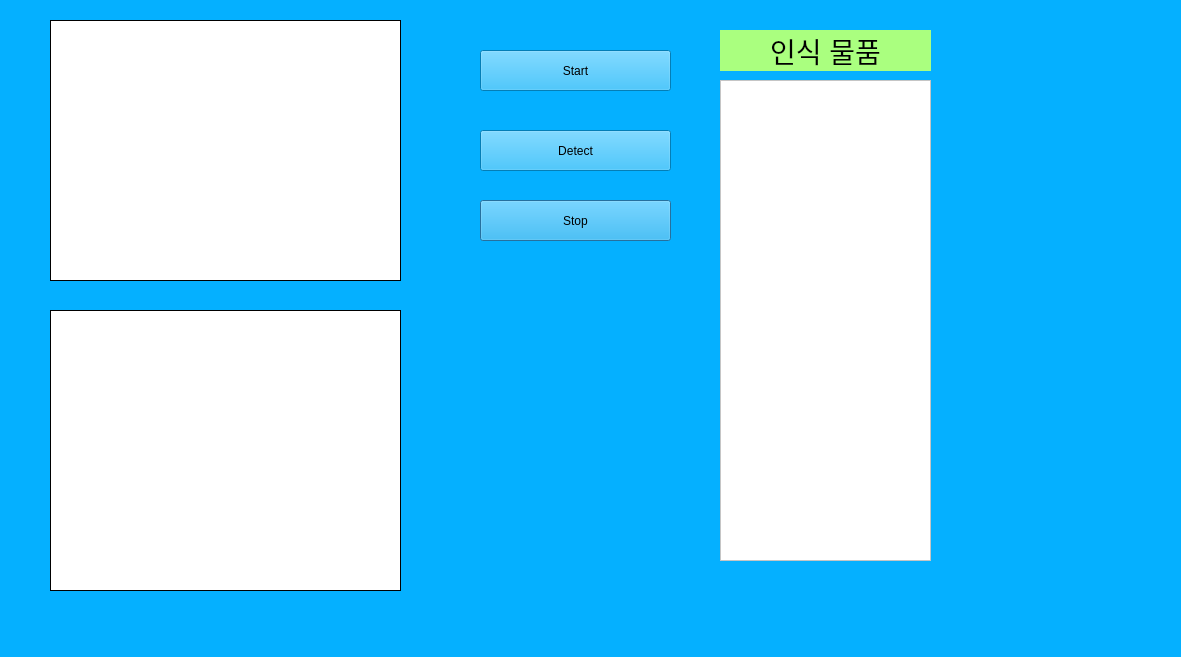
Above: GUI/fourth(detection).ui from star6973/unmanned-payment-system before the change. Below: the same form after it.
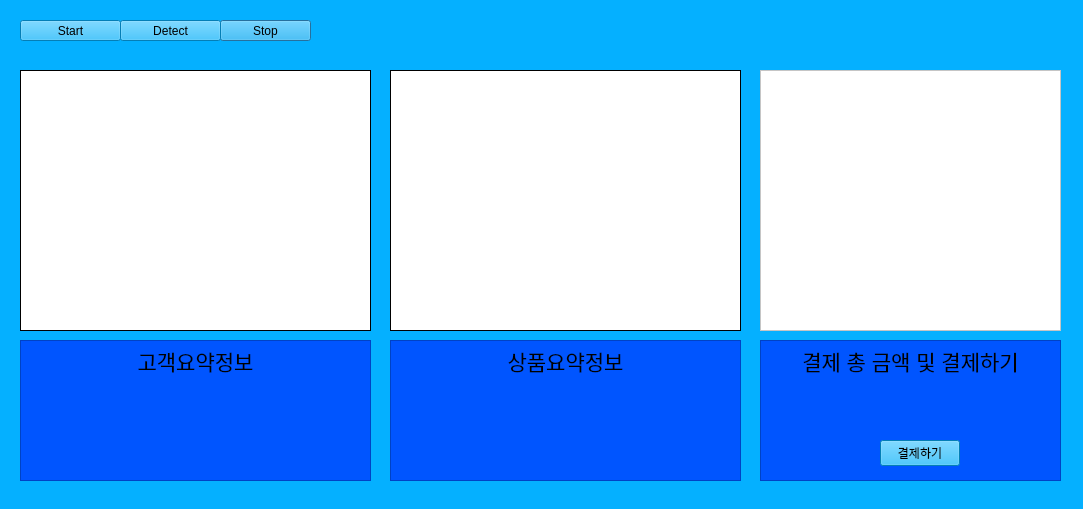
That is the form after the change.

```diff
--- a/GUI/fourth(detection).ui
+++ b/GUI/fourth(detection).ui
@@ -6,8 +6,8 @@
    <rect>
     <x>0</x>
     <y>0</y>
-    <width>1181</width>
-    <height>657</height>
+    <width>1083</width>
+    <height>509</height>
    </rect>
   </property>
   <property name="windowTitle">
@@ -19,8 +19,8 @@
   <widget class="QLabel" name="imgLabel">
    <property name="geometry">
     <rect>
-     <x>50</x>
-     <y>20</y>
+     <x>20</x>
+     <y>70</y>
      <width>351</width>
      <height>261</height>
     </rect>
@@ -38,10 +38,10 @@
   <widget class="QLabel" name="processedImgLabel">
    <property name="geometry">
     <rect>
-     <x>50</x>
-     <y>310</y>
+     <x>390</x>
+     <y>70</y>
      <width>351</width>
-     <height>281</height>
+     <height>261</height>
     </rect>
    </property>
    <property name="styleSheet">
@@ -54,26 +54,13 @@
     <string/>
    </property>
   </widget>
-  <widget class="QListWidget" name="listWidget">
-   <property name="geometry">
-    <rect>
-     <x>720</x>
-     <y>80</y>
-     <width>211</width>
-     <height>481</height>
-    </rect>
-   </property>
-   <property name="styleSheet">
-    <string notr="true">background-color: rgb(255, 255, 255);</string>
-   </property>
-  </widget>
   <widget class="QPushButton" name="stopButton">
    <property name="geometry">
     <rect>
-     <x>480</x>
-     <y>200</y>
-     <width>191</width>
-     <height>41</height>
+     <x>220</x>
+     <y>20</y>
+     <width>91</width>
+     <height>21</height>
     </rect>
    </property>
    <property name="styleSheet">
@@ -86,10 +73,10 @@
   <widget class="QPushButton" name="startButton">
    <property name="geometry">
     <rect>
-     <x>480</x>
-     <y>50</y>
-     <width>191</width>
-     <height>41</height>
+     <x>20</x>
+     <y>20</y>
+     <width>101</width>
+     <height>21</height>
     </rect>
    </property>
    <property name="styleSheet">
@@ -102,10 +89,10 @@
   <widget class="QPushButton" name="detectButton">
    <property name="geometry">
     <rect>
-     <x>480</x>
-     <y>130</y>
-     <width>191</width>
-     <height>41</height>
+     <x>120</x>
+     <y>20</y>
+     <width>101</width>
+     <height>21</height>
     </rect>
    </property>
    <property name="styleSheet">
@@ -115,28 +102,90 @@
     <string>Detect</string>
    </property>
   </widget>
-  <widget class="QLabel" name="label">
+  <widget class="QTextEdit" name="textEdit">
    <property name="geometry">
     <rect>
-     <x>720</x>
-     <y>30</y>
-     <width>211</width>
-     <height>41</height>
+     <x>20</x>
+     <y>340</y>
+     <width>351</width>
+     <height>141</height>
     </rect>
    </property>
-   <property name="font">
-    <font>
-     <pointsize>21</pointsize>
-    </font>
+   <property name="styleSheet">
+    <string notr="true">background-color: rgb(0, 85, 255);</string>
    </property>
+   <property name="html">
+    <string>&lt;!DOCTYPE HTML PUBLIC &quot;-//W3C//DTD HTML 4.0//EN&quot; &quot;http://www.w3.org/TR/REC-html40/strict.dtd&quot;&gt;
+&lt;html&gt;&lt;head&gt;&lt;meta name=&quot;qrichtext&quot; content=&quot;1&quot; /&gt;&lt;style type=&quot;text/css&quot;&gt;
+p, li { white-space: pre-wrap; }
+&lt;/style&gt;&lt;/head&gt;&lt;body style=&quot; font-family:'Sans Serif'; font-size:9pt; font-weight:400; font-style:normal;&quot;&gt;
+&lt;p align=&quot;center&quot; style=&quot; margin-top:0px; margin-bottom:0px; margin-left:0px; margin-right:0px; -qt-block-indent:0; text-indent:0px;&quot;&gt;&lt;span style=&quot; font-size:16pt;&quot;&gt;고객요약정보&lt;/span&gt;&lt;/p&gt;&lt;/body&gt;&lt;/html&gt;</string>
+   </property>
+  </widget>
+  <widget class="QTextEdit" name="textEdit_2">
+   <property name="geometry">
+    <rect>
+     <x>390</x>
+     <y>340</y>
+     <width>351</width>
+     <height>141</height>
+    </rect>
+   </property>
    <property name="styleSheet">
-    <string notr="true">background-color: rgb(170, 255, 127);</string>
+    <string notr="true">background-color: rgb(0, 85, 255);</string>
+   </property>
+   <property name="html">
+    <string>&lt;!DOCTYPE HTML PUBLIC &quot;-//W3C//DTD HTML 4.0//EN&quot; &quot;http://www.w3.org/TR/REC-html40/strict.dtd&quot;&gt;
+&lt;html&gt;&lt;head&gt;&lt;meta name=&quot;qrichtext&quot; content=&quot;1&quot; /&gt;&lt;style type=&quot;text/css&quot;&gt;
+p, li { white-space: pre-wrap; }
+&lt;/style&gt;&lt;/head&gt;&lt;body style=&quot; font-family:'Sans Serif'; font-size:9pt; font-weight:400; font-style:normal;&quot;&gt;
+&lt;p align=&quot;center&quot; style=&quot; margin-top:0px; margin-bottom:0px; margin-left:0px; margin-right:0px; -qt-block-indent:0; text-indent:0px;&quot;&gt;&lt;span style=&quot; font-size:16pt;&quot;&gt;상품요약정보&lt;/span&gt;&lt;/p&gt;&lt;/body&gt;&lt;/html&gt;</string>
+   </property>
+  </widget>
+  <widget class="QTableWidget" name="tableWidget">
+   <property name="geometry">
+    <rect>
+     <x>760</x>
+     <y>70</y>
+     <width>301</width>
+     <height>261</height>
+    </rect>
+   </property>
+   <property name="styleSheet">
+    <string notr="true">background-color: rgb(255, 255, 255);</string>
+   </property>
+  </widget>
+  <widget class="QTextEdit" name="textEdit_3">
+   <property name="geometry">
+    <rect>
+     <x>760</x>
+     <y>340</y>
+     <width>301</width>
+     <height>141</height>
+    </rect>
+   </property>
+   <property name="styleSheet">
+    <string notr="true">background-color: rgb(0, 85, 255);</string>
+   </property>
+   <property name="html">
+    <string>&lt;!DOCTYPE HTML PUBLIC &quot;-//W3C//DTD HTML 4.0//EN&quot; &quot;http://www.w3.org/TR/REC-html40/strict.dtd&quot;&gt;
+&lt;html&gt;&lt;head&gt;&lt;meta name=&quot;qrichtext&quot; content=&quot;1&quot; /&gt;&lt;style type=&quot;text/css&quot;&gt;
+p, li { white-space: pre-wrap; }
+&lt;/style&gt;&lt;/head&gt;&lt;body style=&quot; font-family:'Sans Serif'; font-size:9pt; font-weight:400; font-style:normal;&quot;&gt;
+&lt;p align=&quot;center&quot; style=&quot; margin-top:0px; margin-bottom:0px; margin-left:0px; margin-right:0px; -qt-block-indent:0; text-indent:0px;&quot;&gt;&lt;span style=&quot; font-size:16pt;&quot;&gt;결제 총 금액 및 결제하기&lt;/span&gt;&lt;/p&gt;&lt;/body&gt;&lt;/html&gt;</string>
+   </property>
+  </widget>
+  <widget class="QPushButton" name="payButton">
+   <property name="geometry">
+    <rect>
+     <x>880</x>
+     <y>440</y>
+     <width>80</width>
+     <height>26</height>
+    </rect>
    </property>
    <property name="text">
-    <string>인식 물품</string>
-   </property>
-   <property name="alignment">
-    <set>Qt::AlignCenter</set>
+    <string>결제하기</string>
    </property>
   </widget>
  </widget>
```
